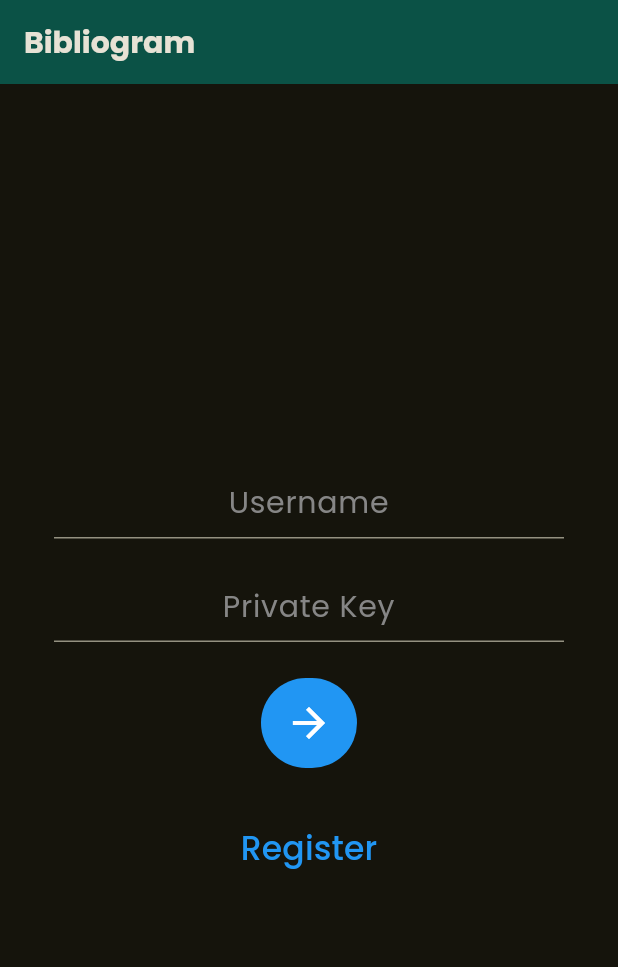
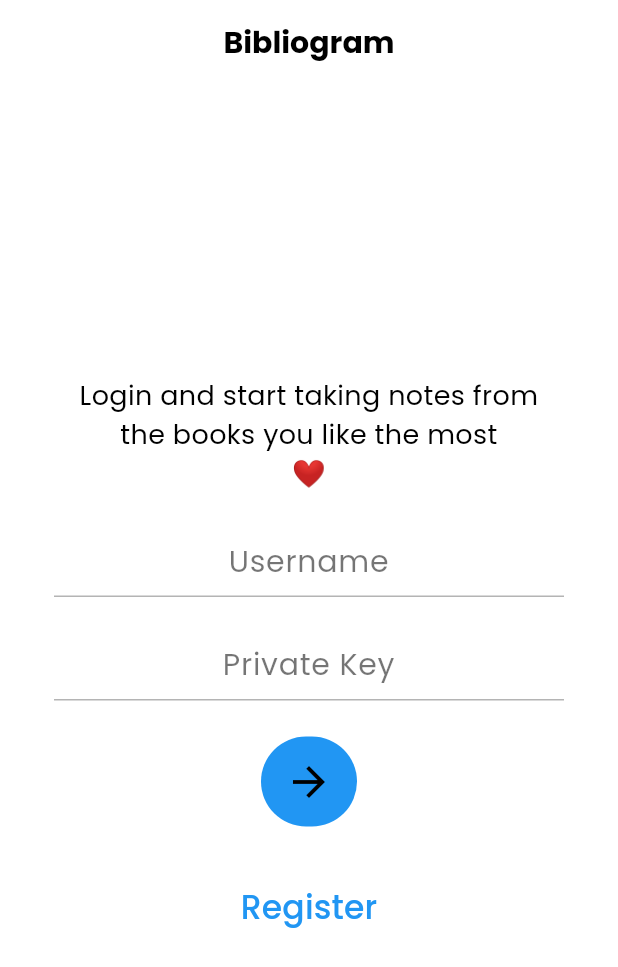
Before and after one commit to Pragades-Rajagopal/bibliogram-app, a Flutter app: the screen it shows after launch, on a phone screen of 412 x 824 dp. Shown: the top 967 px of the screen. Run offline on Flutter 3.47's test engine with Material 3 defaults, Android fonts, the phone set to English and light mode, and no system bars; our stand-ins replace get, google_fonts, loading_indicator, shared_preferences; accounts and stored records are empty.

Commit message:
adds theme, base app screen

```diff
--- /dev/null
+++ b/lib/data/local_storage/data.dart
@@ -0,0 +1,43 @@
+import 'package:bibliogram_app/configurations/token_parser.dart';
+import 'package:shared_preferences/shared_preferences.dart';
+
+class UserToken {
+  int? id;
+  String? fullname;
+  String? username;
+
+  UserToken({
+    this.id,
+    this.fullname,
+    this.username,
+  });
+
+  UserToken.parseToken(String? token) {
+    final payloadData = parseJwtPayLoad(token!);
+    id = payloadData["id"];
+    username = payloadData["username"];
+    fullname = payloadData["fullname"];
+  }
+
+  static Future<void> storeTokenData(UserToken data, String? token) async {
+    SharedPreferences preferences = await SharedPreferences.getInstance();
+    await preferences.setString('user_id', data.id.toString());
+    await preferences.setString('fullname', data.fullname!);
+    await preferences.setString('username', data.username!);
+    await preferences.setString('token', token!);
+  }
+
+  static Future<Map<String, dynamic>> getStoreTokenData() async {
+    SharedPreferences preferences = await SharedPreferences.getInstance();
+    final id = preferences.getString('user_id');
+    final name = preferences.getString('fullname');
+    final username = preferences.getString('username');
+    final token = preferences.getString('token');
+    return {
+      "id": id,
+      "name": name,
+      "username": username,
+      "token": token,
+    };
+  }
+}
--- a/lib/main.dart
+++ b/lib/main.dart
@@ -1,9 +1,17 @@
+import 'package:bibliogram_app/data/local_storage/data.dart';
+import 'package:bibliogram_app/presentations/app_screens/base.dart';
 import 'package:bibliogram_app/presentations/user_screens/login.dart';
+import 'package:bibliogram_app/presentations/utils/themes.dart';
 import 'package:flutter/material.dart';
 import 'package:get/get.dart';
-import 'package:google_fonts/google_fonts.dart';
 
-void main() {
+String? token;
+
+Future<void> main() async {
+  WidgetsFlutterBinding.ensureInitialized();
+  // Get stored token data
+  final userData = await UserToken.getStoreTokenData();
+  token = userData["token"];
   runApp(const MyApp());
 }
 
@@ -19,26 +27,13 @@ class _MyAppState extends State<MyApp> {
   Widget build(BuildContext context) {
     return GetMaterialApp(
       debugShowCheckedModeBanner: false,
-      theme: ThemeData(
-        useMaterial3: true,
-        brightness: Brightness.dark,
-        colorSchemeSeed: const Color.fromRGBO(86, 80, 14, 171),
-        textTheme: TextTheme(
-          bodyLarge: GoogleFonts.poppins(fontSize: 22.0),
-          bodyMedium: GoogleFonts.poppins(fontSize: 22.0),
-          bodySmall: GoogleFonts.poppins(fontSize: 22.0),
-          titleLarge: GoogleFonts.poppins(fontSize: 22.0),
-          titleSmall: GoogleFonts.poppins(fontSize: 22.0),
-          titleMedium: GoogleFonts.poppins(fontSize: 22.0),
-          labelLarge: GoogleFonts.poppins(fontSize: 22.0),
-          labelSmall: GoogleFonts.poppins(fontSize: 22.0),
-          labelMedium: GoogleFonts.poppins(fontSize: 22.0),
-        ),
-      ),
-      themeMode: ThemeMode.dark,
-      home: const Scaffold(
-        body: LoginPage(),
-      ),
+      theme: lightTheme,
+      darkTheme: darkTheme,
+      initialRoute: token == null ? '/' : 'app',
+      routes: {
+        "/": (context) => const LoginPage(),
+        "app": (context) => const AppBasePage(),
+      },
     );
   }
 }
--- a/lib/presentations/user_screens/login.dart
+++ b/lib/presentations/user_screens/login.dart
@@ -1,4 +1,5 @@
 import 'package:bibliogram_app/configurations/constants.dart';
+import 'package:bibliogram_app/data/local_storage/data.dart';
 import 'package:bibliogram_app/data/models/user_model.dart';
 import 'package:bibliogram_app/data/services/user.dart';
 import 'package:bibliogram_app/presentations/app_screens/base.dart';
@@ -21,28 +22,44 @@ class _LoginPageState extends State<LoginPage> {
   // Service variables
   UserApi userApi = UserApi();
   LoginResponse? loginResponse;
+  UserToken? userToken;
+  // State variables
+  bool _loadingIndicator = false;
+
+  void switchLoadingIndicator() {
+    setState(() {
+      _loadingIndicator = !_loadingIndicator;
+    });
+  }
 
   Future<void> loginDo(String username, String privateKey) async {
     loginResponse = await userApi.login({
       "username": username,
       "privateKey": privateKey,
     });
+    switchLoadingIndicator();
     if (loginResponse?.statusCode == statusCode["notFound"]) {
-      errorSnackBar(
+      showSnackBar(
         '${alertDialog["oops"]}',
         '${alertDialog["notRegistered"]}',
+        'error',
       );
     } else if (loginResponse?.statusCode == statusCode["unauthorized"]) {
-      errorSnackBar(
+      showSnackBar(
         '${alertDialog["oops"]}',
         '${alertDialog["invalidAuth"]}',
+        'error',
       );
     } else if (loginResponse?.statusCode == statusCode["serverError"]) {
-      errorSnackBar(
+      showSnackBar(
         '${alertDialog["oops"]}',
         '${alertDialog["commonError"]}',
+        'error',
       );
     } else if (loginResponse?.statusCode == statusCode["success"]) {
+      // Parsing token from the API response
+      userToken = UserToken.parseToken(loginResponse?.token);
+      await UserToken.storeTokenData(userToken!, loginResponse?.token);
       Get.offAll(() => const AppBasePage());
     }
   }
@@ -60,7 +77,16 @@ class _LoginPageState extends State<LoginPage> {
               child: Column(
                 mainAxisAlignment: MainAxisAlignment.center,
                 children: [
-                  // const Text('Login Page'),
+                  const SizedBox(
+                    width: 340,
+                    child: Text(
+                      'Login and start taking notes from the books you like the most\n❤️',
+                      style: TextStyle(
+                        fontSize: 18.0,
+                      ),
+                      textAlign: TextAlign.center,
+                    ),
+                  ),
                   const SizedBox(
                     height: 20.0,
                   ),
@@ -69,8 +95,8 @@ class _LoginPageState extends State<LoginPage> {
                     child: TextFormField(
                       controller: usernameController,
                       textAlign: TextAlign.center,
-                      decoration: userTextFieldDecoration('Username'),
-                      cursorColor: Colors.white,
+                      decoration: userTextFieldDecoration('Username', context),
+                      cursorColor: Theme.of(context).colorScheme.secondary,
                       validator: (value) {
                         if (value == null || value.length < 6) {
                           return textFieldErrors["username"];
@@ -87,8 +113,9 @@ class _LoginPageState extends State<LoginPage> {
                     child: TextFormField(
                       controller: privateKeyController,
                       textAlign: TextAlign.center,
-                      decoration: userTextFieldDecoration('Private Key'),
-                      cursorColor: Colors.white,
+                      decoration:
+                          userTextFieldDecoration('Private Key', context),
+                      cursorColor: Theme.of(context).colorScheme.secondary,
                       validator: (value) {
                         if (value == null || value.isEmpty) {
                           return textFieldErrors["privateKey"];
@@ -103,6 +130,7 @@ class _LoginPageState extends State<LoginPage> {
                   TextButton(
                     onPressed: () {
                       if (_formKey.currentState!.validate()) {
+                        switchLoadingIndicator();
                         loginDo(
                           usernameController.text,
                           privateKeyController.text,
@@ -110,7 +138,6 @@ class _LoginPageState extends State<LoginPage> {
                       }
                     },
                     style: TextButton.styleFrom(
-                      foregroundColor: Colors.black87,
                       backgroundColor: Colors.blue,
                       minimumSize: const Size(60, 60),
                       padding: const EdgeInsets.symmetric(
@@ -122,11 +149,22 @@ class _LoginPageState extends State<LoginPage> {
                         ),
                       ),
                     ),
-                    child: const Icon(
-                      Icons.arrow_forward_outlined,
-                      size: 32.0,
-                      color: Colors.white,
-                    ),
+                    child: _loadingIndicator
+                        ? Container(
+                            height: 30,
+                            width: 32,
+                            decoration: const BoxDecoration(
+                              borderRadius: BorderRadius.all(
+                                Radius.circular(30.0),
+                              ),
+                            ),
+                            child: loadingIndicator(),
+                          )
+                        : Icon(
+                            Icons.arrow_forward_outlined,
+                            size: 32.0,
+                            color: Theme.of(context).colorScheme.primary,
+                          ),
                   ),
                   const SizedBox(
                     height: 30.0,
--- a/lib/presentations/user_screens/private_key.dart
+++ b/lib/presentations/user_screens/private_key.dart
@@ -84,13 +84,13 @@ class _PrivateKeyPageState extends State<PrivateKeyPage> {
                   const SizedBox(
                     height: 20.0,
                   ),
-                  const SizedBox(
+                  SizedBox(
                     width: 300.0,
                     child: Text(
                       'Warning: Please copy this Private Key somewhere, which will be used to login on other devices',
                       textAlign: TextAlign.center,
                       style: TextStyle(
-                        color: Color.fromRGBO(134, 134, 134, 1),
+                        color: Theme.of(context).colorScheme.secondary,
                         fontSize: 14.0,
                         fontStyle: FontStyle.italic,
                       ),
--- a/lib/presentations/utils/common.dart
+++ b/lib/presentations/utils/common.dart
@@ -1,9 +1,9 @@
 import 'package:flutter/material.dart';
 import 'package:get/get.dart';
+import 'package:loading_indicator/loading_indicator.dart';
 
 AppBar appBar = AppBar(
   automaticallyImplyLeading: false,
-  backgroundColor: const Color.fromARGB(121, 0, 150, 135),
   title: const Text(
     'Bibliogram',
     style: TextStyle(
@@ -11,39 +11,91 @@ AppBar appBar = AppBar(
       fontSize: 20.0,
     ),
   ),
+  centerTitle: true,
 );
 
-errorSnackBar(String title, String message) {
+showSnackBar(String title, String message, String type) {
   return Get.snackbar(
     title,
     message,
-    icon: const Icon(
-      Icons.cancel_outlined,
-      color: Colors.red,
-    ),
+    icon: type == 'error'
+        ? const Icon(
+            Icons.cancel_outlined,
+            color: Colors.red,
+          )
+        : const Icon(
+            Icons.check_circle_outline,
+            color: Colors.green,
+          ),
     snackPosition: SnackPosition.TOP,
     margin: const EdgeInsets.fromLTRB(20, 0, 20, 60),
-    backgroundColor: const Color(0xFFFFDAD7),
+    backgroundColor:
+        type == 'error' ? const Color(0xFFFFDAD7) : const Color(0xFFEEFFEE),
     colorText: Colors.black,
     maxWidth: 350.0,
     duration: const Duration(seconds: 2),
   );
 }
 
-userTextFieldDecoration(String hint) {
+userTextFieldDecoration(String hint, BuildContext context) {
   return InputDecoration(
     hintText: hint,
-    hintStyle: const TextStyle(
-      color: Color.fromRGBO(134, 134, 134, 1),
+    hintStyle: TextStyle(
+      color: Theme.of(context).colorScheme.secondary,
       fontSize: 20.0,
     ),
     errorStyle: const TextStyle(
       fontSize: 14.0,
+      color: Colors.red,
     ),
-    focusedBorder: const UnderlineInputBorder(
+    focusedBorder: UnderlineInputBorder(
       borderSide: BorderSide(
-        color: Colors.white,
+        color: Theme.of(context).colorScheme.primary,
+      ),
+    ),
+    enabledBorder: UnderlineInputBorder(
+      borderSide: BorderSide(
+        color: Theme.of(context).colorScheme.tertiary,
       ),
     ),
   );
 }
+
+loadingIndicator() {
+  return const LoadingIndicator(
+    indicatorType: Indicator.lineSpinFadeLoader,
+    colors: [
+      Colors.white,
+      Colors.white70,
+      Colors.white60,
+      Colors.white54,
+      Colors.white38,
+      Colors.white30,
+      Colors.white24,
+      Colors.white10,
+    ],
+  );
+}
+
+const bottomNavBar = <BottomNavigationBarItem>[
+  BottomNavigationBarItem(
+    icon: Icon(Icons.data_exploration_outlined),
+    activeIcon: Icon(Icons.data_exploration_sharp),
+    label: 'Global',
+  ),
+  BottomNavigationBarItem(
+    icon: Icon(Icons.book_outlined),
+    activeIcon: Icon(Icons.book_rounded),
+    label: 'Books',
+  ),
+  BottomNavigationBarItem(
+    icon: Icon(Icons.sticky_note_2_outlined),
+    activeIcon: Icon(Icons.sticky_note_2_sharp),
+    label: 'My Activities',
+  ),
+  BottomNavigationBarItem(
+    icon: Icon(Icons.search),
+    activeIcon: Icon(Icons.search_rounded),
+    label: 'Search',
+  ),
+];
--- /dev/null
+++ b/lib/presentations/utils/themes.dart
@@ -0,0 +1,44 @@
+import 'package:flutter/material.dart';
+import 'package:google_fonts/google_fonts.dart';
+
+TextTheme textTheme = TextTheme(
+  bodyLarge: GoogleFonts.poppins(fontSize: 22.0),
+  bodyMedium: GoogleFonts.poppins(fontSize: 22.0),
+  bodySmall: GoogleFonts.poppins(fontSize: 22.0),
+  titleLarge: GoogleFonts.poppins(fontSize: 22.0),
+  titleSmall: GoogleFonts.poppins(fontSize: 22.0),
+  titleMedium: GoogleFonts.poppins(fontSize: 22.0),
+  labelLarge: GoogleFonts.poppins(fontSize: 22.0),
+  labelSmall: GoogleFonts.poppins(fontSize: 22.0),
+  labelMedium: GoogleFonts.poppins(fontSize: 22.0),
+);
+
+ThemeData lightTheme = ThemeData(
+  brightness: Brightness.light,
+  textTheme: textTheme,
+  // appBarTheme: const AppBarTheme(
+  //   backgroundColor: Colors.transparent,
+  //   elevation: 0,
+  // ),
+  colorScheme: const ColorScheme.light(
+    background: Colors.white,
+    primary: Colors.black,
+    secondary: Colors.black54,
+    tertiary: Color.fromRGBO(180, 180, 180, 1),
+  ),
+);
+
+ThemeData darkTheme = ThemeData(
+  brightness: Brightness.dark,
+  textTheme: textTheme,
+  appBarTheme: AppBarTheme(
+    backgroundColor: Colors.black.withOpacity(0.7),
+    elevation: 0,
+  ),
+  colorScheme: const ColorScheme.dark(
+    background: Colors.black,
+    primary: Colors.white,
+    secondary: Colors.white54,
+    tertiary: Color.fromRGBO(117, 117, 117, 1),
+  ),
+);
--- a/pubspec.yaml
+++ b/pubspec.yaml
@@ -39,6 +39,7 @@ dependencies:
   get: ^4.6.6
   http: ^1.2.1
   shared_preferences: ^2.2.3
+  loading_indicator: ^3.1.1
 
 dev_dependencies:
   flutter_test:
```
Also changed, not shown: lib/configurations/token_parser.dart (added, +31 -0 lines), lib/presentations/app_screens/base.dart (+60 -3 lines), lib/presentations/app_screens/pages/global.dart (added, +26 -0 lines), lib/presentations/user_screens/register.dart (+36 -14 lines), pubspec.lock.
